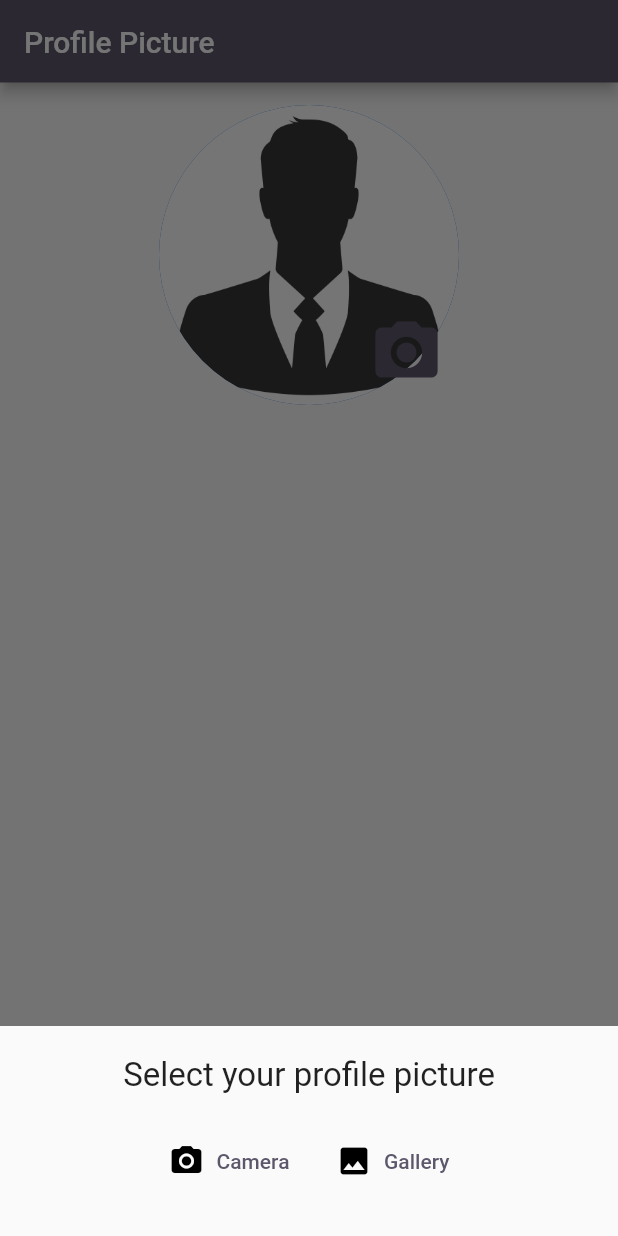
After one commit to Matthew-Cacchione/connect, a Flutter app: the ProfilePicture screen opened by its route, after a tap on the "camera alt" icon, on a phone screen of 412 x 824 dp. The commit adds this screen. Run offline on Flutter 3.47's test engine with Material 2 defaults, Android fonts, the phone set to English and light mode, and no system bars; our stand-ins replace cloud_firestore, firebase_auth, firebase_core, firebase_storage, image_picker; accounts and stored records are empty.

Commit message:
Created profile picture

```diff
--- a/lib/constants.dart
+++ b/lib/constants.dart
@@ -1,8 +1,8 @@
 import 'package:flutter/material.dart';
 
 // Colors
-const colorPrimary = Color(0xff493843);
-const colorSecondary = Color(0xff61988e);
+const colorPrimary = Color(0xff5d576b);
+const colorSecondary = Color(0xff99e1d9);
 const colorError = Color(0xffcc0000);
 
 // Strings
@@ -49,6 +49,10 @@ const birthdateTitle = 'Birthdate';
 const birthdatePrompt = 'Please provide your birthdate.';
 const permissionDenied = 'You don\'t have permission to do that';
 const userDisabled = 'This user account has been disabled.';
+const selectProfilePrompt = 'Select your profile picture';
+const cameraTxt = 'Camera';
+const galleryTxt = 'Gallery';
+const profilePictureTitle = 'Profile Picture';
 
 // Interests
 final interestSet = {
--- a/lib/functions/user_service.dart
+++ b/lib/functions/user_service.dart
@@ -1,5 +1,8 @@
+import 'dart:io';
+
 import 'package:cloud_firestore/cloud_firestore.dart';
 import 'package:firebase_auth/firebase_auth.dart';
+import 'package:firebase_storage/firebase_storage.dart';
 import 'package:flutter/material.dart';
 
 import '../constants.dart';
@@ -38,8 +41,12 @@ Future<void> setBirthdate(int birthYear, int birthMonth, int birthDay, BuildCont
   Map<String, int> _userBirthdate = {'year': birthYear, 'month': birthMonth, 'day': birthDay};
 
   try {
-    await FirebaseFirestore.instance.collection('users').doc(currentUser?.uid).update({'birthdate': _userBirthdate});
-    Navigator.of(context).pushNamed('/interests');
+    if (currentUser != null) {
+      await FirebaseFirestore.instance.collection('users').doc(currentUser.uid).update({'birthdate': _userBirthdate});
+      Navigator.of(context).pushNamed('/profilepic');
+    } else {
+      throw Exception('Database could not return a valid user. User was null');
+    }
   } on FirebaseException catch (e) {
     String errorMessage = defaultError;
 
@@ -55,3 +62,19 @@ Future<void> setBirthdate(int birthYear, int birthMonth, int birthDay, BuildCont
     showErrorSnackBar(e.toString(), context);
   }
 }
+
+Future<void> setProfilePhoto(File picture, BuildContext context) async {
+  User? currentUser = FirebaseAuth.instance.currentUser;
+
+  try {
+    if (currentUser != null) {
+      Reference profileRef = FirebaseStorage.instance.ref(currentUser.uid + '/profilePicture/');
+      profileRef.putFile(picture);
+      Navigator.of(context).pushReplacementNamed('/interests');
+    } else {
+      throw Exception('Database could not return a valid user. User was null');
+    }
+  } on Exception catch (e) {
+    showErrorSnackBar(e.toString(), context);
+  }
+}
--- a/lib/main.dart
+++ b/lib/main.dart
@@ -5,6 +5,7 @@ import 'package:flutter/material.dart';
 import 'constants.dart';
 import 'screens/account_creation/birthdate.dart';
 import 'screens/account_creation/interests.dart';
+import 'screens/account_creation/profile_picture.dart';
 import 'screens/account_creation/registration.dart';
 import 'screens/account_creation/verification.dart';
 import 'screens/login.dart';
@@ -33,6 +34,7 @@ class MyApp extends StatelessWidget {
         '/registration': (context) => const Registration(),
         '/verification': (context) => const Verification(),
         '/birthdate': (context) => const Birthdate(),
+        '/profilepic': (context) => const ProfilePicture(),
         '/interests': (context) => const Interests(),
       },
     );
--- a/lib/screens/account_creation/birthdate.dart
+++ b/lib/screens/account_creation/birthdate.dart
@@ -1,9 +1,9 @@
-import 'package:connect/functions/user_service.dart';
 import 'package:flutter/material.dart';
 
 import '../../components/appbar.dart';
 import '../../components/buttons.dart';
 import '../../constants.dart';
+import '../../functions/user_service.dart';
 
 class Birthdate extends StatefulWidget {
   const Birthdate({Key? key}) : super(key: key);
--- /dev/null
+++ b/lib/screens/account_creation/profile_picture.dart
@@ -0,0 +1,143 @@
+import 'dart:io';
+
+import 'package:flutter/material.dart';
+import 'package:image_picker/image_picker.dart';
+
+import '../../components/appbar.dart';
+import '../../components/buttons.dart';
+import '../../constants.dart';
+import '../../functions/user_service.dart';
+
+class ProfilePicture extends StatefulWidget {
+  const ProfilePicture({Key? key}) : super(key: key);
+
+  @override
+  _ProfilePictureState createState() => _ProfilePictureState();
+}
+
+class _ProfilePictureState extends State<ProfilePicture> {
+  File? _profilePicture;
+
+  Widget drawPicture() {
+    return Center(
+      child: Stack(
+        children: <Widget>[
+          CircleAvatar(
+            radius: 100,
+            backgroundImage: _profilePicture == null
+                ? const AssetImage('assets/images/default_profile.jpg')
+                : FileImage(File(_profilePicture!.path)) as ImageProvider,
+          ),
+          Positioned(
+              bottom: 20,
+              right: 20,
+              child: IconButton(
+                  onPressed: () {
+                    showModalBottomSheet(
+                      context: context,
+                      builder: ((builder) => selectSource()),
+                    );
+                  },
+                  icon: const Icon(
+                    Icons.camera_alt,
+                    color: colorPrimary,
+                    size: 50,
+                  ))),
+        ],
+      ),
+    );
+  }
+
+  Widget drawNextBtn() {
+    return Container(
+      padding: const EdgeInsets.symmetric(vertical: 15),
+      width: double.infinity,
+      child: ElevatedButton(
+        onPressed: () {
+          if (_profilePicture != null) {
+            setProfilePhoto(_profilePicture!, context);
+          }
+        },
+        child: Text(
+          nextBtn.toUpperCase(),
+          style: btnTextStyle,
+        ),
+        style: btnStyle,
+      ),
+    );
+  }
+
+  Widget selectSource() {
+    return Container(
+      height: 100,
+      width: double.infinity,
+      margin: const EdgeInsets.symmetric(
+        horizontal: 20,
+        vertical: 20,
+      ),
+      child: Column(
+        children: <Widget>[
+          const Text(
+            selectProfilePrompt,
+            style: TextStyle(fontSize: 22),
+          ),
+          const SizedBox(height: 20),
+          Row(
+            mainAxisAlignment: MainAxisAlignment.center,
+            children: <Widget>[
+              TextButton.icon(
+                onPressed: () {
+                  selectPhoto(ImageSource.camera);
+                },
+                icon: const Icon(
+                  Icons.camera_alt,
+                  color: Colors.black,
+                ),
+                label: const Text(cameraTxt),
+              ),
+              const SizedBox(width: 15),
+              TextButton.icon(
+                onPressed: () {
+                  selectPhoto(ImageSource.gallery);
+                },
+                icon: const Icon(
+                  Icons.image,
+                  color: Colors.black,
+                ),
+                label: const Text(galleryTxt),
+              ),
+            ],
+          ),
+        ],
+      ),
+    );
+  }
+
+  Future<void> selectPhoto(ImageSource source) async {
+    final selectedPhoto = await ImagePicker().pickImage(source: source);
+
+    if (selectedPhoto != null) {
+      setState(() {
+        _profilePicture = File(selectedPhoto.path);
+      });
+    }
+  }
+
+  @override
+  Widget build(BuildContext context) {
+    return Scaffold(
+      appBar: drawAppBar(profilePictureTitle),
+      body: Container(
+        padding: const EdgeInsets.all(15),
+        child: Column(
+          mainAxisSize: MainAxisSize.max,
+          children: <Widget>[
+            drawPicture(),
+            Expanded(child: Container()),
+            drawNextBtn(),
+          ],
+        ),
+      ),
+    );
+  }
+}
--- a/lib/screens/account_creation/verification.dart
+++ b/lib/screens/account_creation/verification.dart
@@ -1,12 +1,12 @@
 import 'dart:async';
 
-import 'package:connect/functions/authentication.dart';
 import 'package:firebase_auth/firebase_auth.dart';
 import 'package:flutter/material.dart';
 
 import '../../components/appbar.dart';
 import '../../constants.dart';
 import '../../functions/alerts.dart';
+import '../../functions/authentication.dart';
 
 class Verification extends StatefulWidget {
   const Verification({Key? key}) : super(key: key);
--- a/pubspec.yaml
+++ b/pubspec.yaml
@@ -10,7 +10,7 @@ environment:
   sdk: ">=2.12.0 <3.0.0"
 
 dependencies:
-  cupertino_icons: ^1.0.2
+  cupertino_icons: ^1.0.4
 
   flutter:
     sdk: flutter
@@ -19,6 +19,9 @@ dependencies:
   cloud_firestore: ^3.1.5
   firebase_auth: ^3.3.4
   firebase_core: ^1.10.6
+  firebase_storage: ^10.2.4
+
+  image_picker: ^0.8.4+4
 
 dev_dependencies:
   flutter_lints: ^1.0.0
```
Also changed, not shown: assets/images/default_profile.jpg (added), pubspec.lock.
